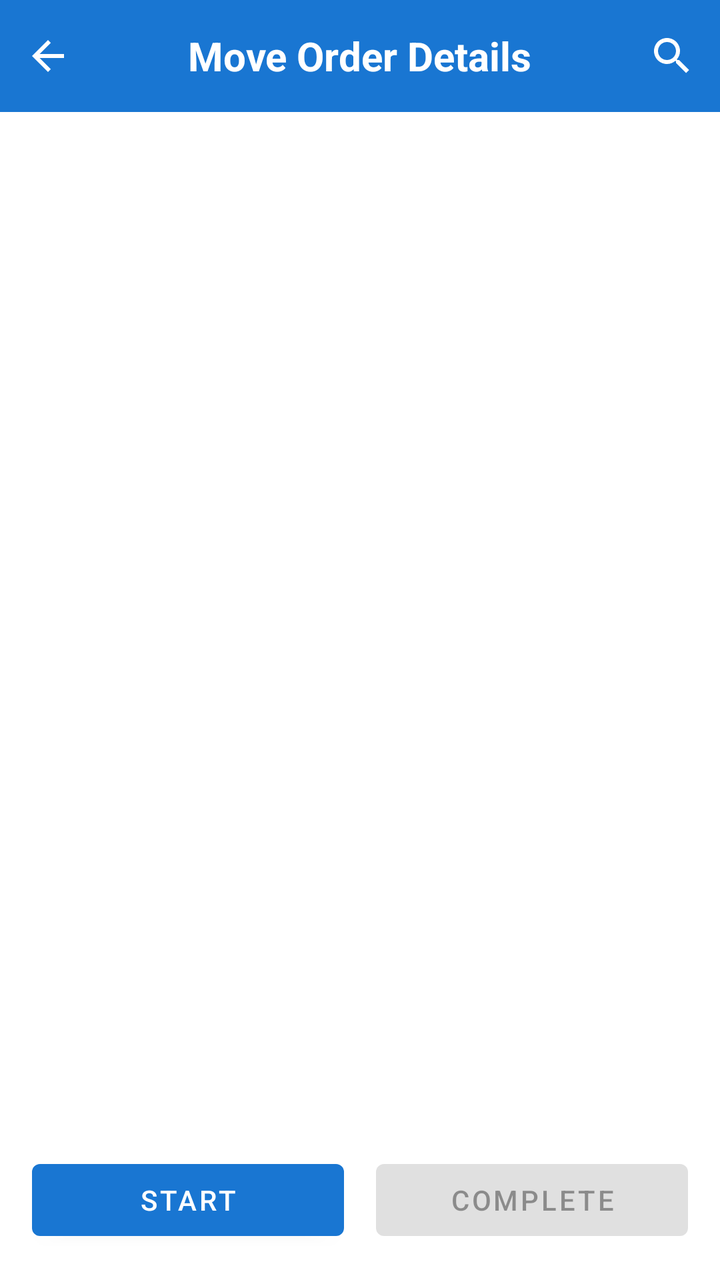
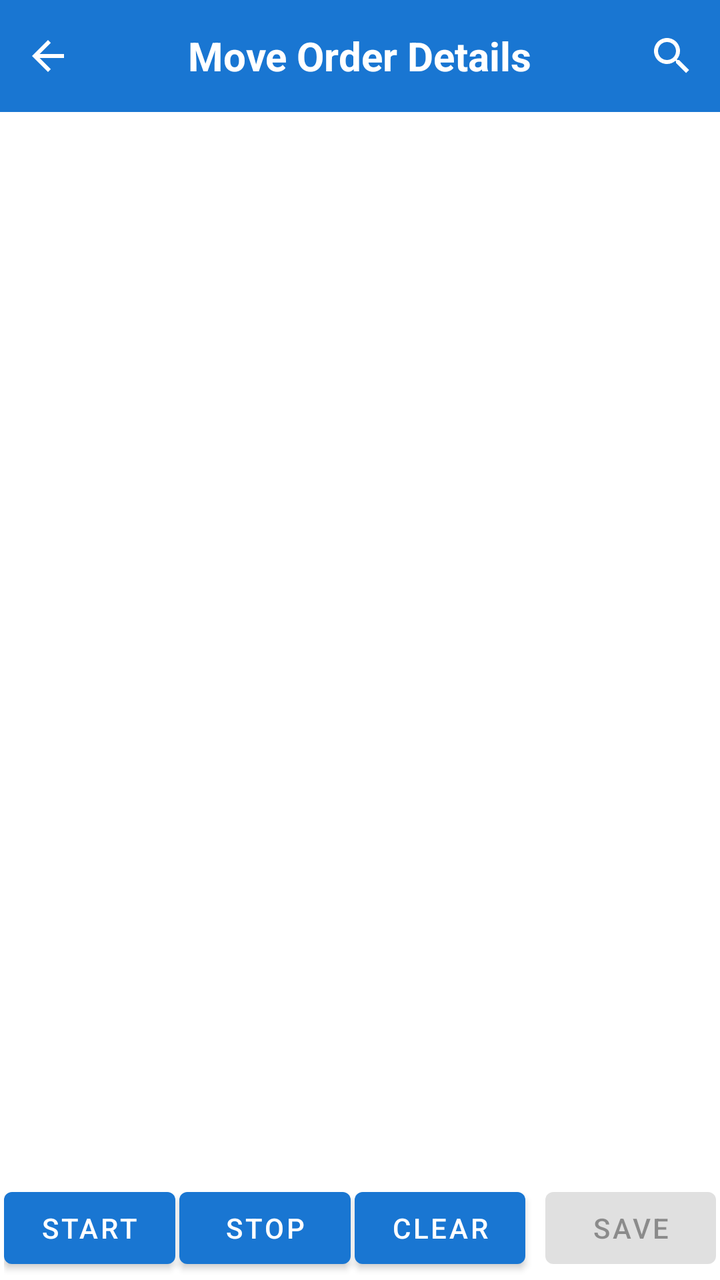

Screens rendered from an Android XML layout before and after an edit, with the pre-edit source and the edit as a unified diff.
<!-- AndroidManifest.xml: application theme AppTheme -->
<!-- res/layout/fragment_move_order_child.xml -->
<?xml version="1.0" encoding="utf-8"?>
<LinearLayout xmlns:android="http://schemas.android.com/apk/res/android"
    xmlns:app="http://schemas.android.com/apk/res-auto"
    android:layout_width="match_parent"
    android:layout_height="match_parent"
    android:orientation="vertical">

    <com.google.android.material.appbar.AppBarLayout
        android:id="@+id/appBarLayout"
        android:layout_width="match_parent"
        android:layout_height="wrap_content">

        <androidx.appcompat.widget.Toolbar
            android:id="@+id/toolbar"
            android:layout_width="match_parent"
            android:layout_height="?attr/actionBarSize"
            android:background="?attr/colorPrimary"
            app:contentInsetLeft="0dp"
            app:contentInsetStart="0dp"
            app:popupTheme="@style/ThemeOverlay.AppCompat.Light"
            app:theme="@style/ThemeOverlay.AppCompat.Dark.ActionBar">

            <FrameLayout
                android:layout_width="match_parent"
                android:layout_height="match_parent">

                <ImageView
                    android:id="@+id/ivBack"
                    android:layout_width="48dp"
                    android:layout_height="match_parent"
                    android:layout_gravity="start"
                    android:background="?attr/selectableItemBackgroundBorderless"
                    android:padding="12dp"
                    android:src="@drawable/ic_arrow_back"
                    app:tint="@android:color/white"/>

                <TextView
                    android:id="@+id/toolbar_title"
                    android:layout_width="wrap_content"
                    android:layout_height="wrap_content"
                    android:layout_gravity="center"
                    android:text="Move Order Details"
                    android:textColor="@android:color/white"
                    android:textSize="20sp"
                    android:textStyle="bold"/>

                <androidx.appcompat.widget.SearchView
                    android:id="@+id/searchView"
                    android:layout_width="wrap_content"
                    android:layout_height="match_parent"
                    android:layout_gravity="end"
                    app:iconifiedByDefault="true"
                    app:queryHint="Search item..."
                    android:theme="@style/SearchViewStyle"/>

            </FrameLayout>

        </androidx.appcompat.widget.Toolbar>

    </com.google.android.material.appbar.AppBarLayout>

    <LinearLayout
        android:layout_width="match_parent"
        android:layout_height="wrap_content"
        android:orientation="vertical"
        android:padding="16dp"
        android:background="@android:color/white">

        <TextView
            android:id="@+id/tvOrderNo"
            android:layout_width="match_parent"
            android:layout_height="wrap_content"
            android:textSize="18sp"
            android:textStyle="bold"
            android:layout_marginBottom="8dp"/>

        <TextView
            android:id="@+id/tvSourceWarehouse"
            android:layout_width="match_parent"
            android:layout_height="wrap_content"
            android:textSize="16sp"
            android:layout_marginBottom="4dp"/>

        <TextView
            android:id="@+id/tvDestinationWarehouse"
            android:layout_width="match_parent"
            android:layout_height="wrap_content"
            android:textSize="16sp"
            android:layout_marginBottom="16dp"/>

    </LinearLayout>

    <FrameLayout
        android:layout_width="match_parent"
        android:layout_height="0dp"
        android:layout_weight="1">

        <ListView
            android:id="@+id/listView"
            android:layout_width="match_parent"
            android:layout_height="match_parent"
            android:divider="@android:color/darker_gray"
            android:dividerHeight="1dp"
            android:padding="8dp"/>

        <LinearLayout
            android:id="@+id/emptyView"
            android:layout_width="match_parent"
            android:layout_height="match_parent"
            android:gravity="center"
            android:orientation="vertical"
            android:visibility="gone">

            <ImageView
                android:layout_width="64dp"
                android:layout_height="64dp"
                android:src="@drawable/ic_empty_box"
                android:alpha="0.5"/>

            <TextView
                android:layout_width="wrap_content"
                android:layout_height="wrap_content"
                android:layout_marginTop="16dp"
                android:text="No items found"
                android:textSize="16sp"/>
        </LinearLayout>

        <ProgressBar
            android:id="@+id/progressBar"
            android:layout_width="wrap_content"
            android:layout_height="wrap_content"
            android:layout_gravity="center"
            android:visibility="gone"/>

    </FrameLayout>

    <LinearLayout
        android:layout_width="match_parent"
        android:layout_height="wrap_content"
        android:orientation="horizontal"
        android:padding="16dp"
        android:background="@android:color/white">

        <Button
            android:id="@+id/btnStart"
            android:layout_width="0dp"
            android:layout_height="wrap_content"
            android:layout_weight="1"
            android:text="Start"
            android:layout_marginEnd="8dp"/>

        <Button
            android:id="@+id/btnComplete"
            android:layout_width="0dp"
            android:layout_height="wrap_content"
            android:layout_weight="1"
            android:text="Complete"
            android:enabled="false"
            android:layout_marginStart="8dp"/>

    </LinearLayout>

</LinearLayout>
<!-- resources referenced by this layout -->
<resources>
  <!-- drawable ic_arrow_back (drawable) -->
  <?xml version="1.0" encoding="utf-8"?>
  <vector xmlns:android="http://schemas.android.com/apk/res/android"
      android:width="24dp"
      android:height="24dp"
      android:viewportWidth="24"
      android:viewportHeight="24">
      <path
          android:fillColor="#FFFFFF"
          android:pathData="M20,11H7.83l5.59,-5.59L12,4l-8,8 8,8 1.41,-1.41L7.83,13H20v-2z"/>
  </vector>
  <!-- drawable ic_empty_box: png bitmap (drawable, 5607 bytes) -->
  <style name="SearchViewStyle" parent="Widget.AppCompat.SearchView">
          
          <item name="android:background">@android:color/transparent</item>
          
          <item name="android:textColor">@android:color/white</item>
          
          <item name="android:textColorHint">@android:color/white</item>
          
          <item name="android:tint">@android:color/white</item>
      </style>
  <style name="AppTheme" parent="Theme.MaterialComponents.Light.DarkActionBar">
          <item name="colorPrimary">@color/colorPrimary</item>
          <item name="colorPrimaryDark">@color/colorPrimaryDark</item>
          <item name="colorAccent">@color/colorAccent</item>
      </style>
  <color name="colorPrimary">#1976D2</color>
  <color name="colorPrimaryDark">#1565C0</color>
  <color name="colorAccent">#FFC107</color>
</resources>

<!-- the commit's change to res/layout/fragment_move_order_child.xml (unified diff, before → after) -->
@@ -90,6 +90,38 @@
 
     </LinearLayout>
 
+    <LinearLayout
+        android:id="@+id/view_readtag"
+        android:layout_width="0dp"
+        android:layout_height="0dp"
+        android:visibility="invisible">
+        <TextView
+            android:id="@+id/tv_count"
+            android:layout_width="0dp"
+            android:layout_height="0dp"
+            android:visibility="invisible"></TextView>
+        <TextView
+            android:id="@+id/tv_time"
+            android:layout_width="0dp"
+            android:layout_height="0dp"
+            android:visibility="invisible"></TextView>
+        <TextView
+            android:id="@+id/tv_total"
+            android:layout_width="0dp"
+            android:layout_height="0dp"
+            android:visibility="invisible"></TextView>
+        <EditText
+            android:id="@+id/etTime"
+            android:layout_weight="1"
+            android:layout_width="0dp"
+            android:layout_height="0dp"
+            android:hint="99999999"
+            android:inputType="numberDecimal"
+            android:maxLength="10"
+            android:singleLine="true"
+            android:visibility="invisible" />
+    </LinearLayout>
+
     <FrameLayout
         android:layout_width="match_parent"
         android:layout_height="0dp"
@@ -138,26 +170,43 @@
         android:layout_width="match_parent"
         android:layout_height="wrap_content"
         android:orientation="horizontal"
-        android:padding="16dp"
+        android:padding="2dp"
         android:background="@android:color/white">
 
         <Button
-            android:id="@+id/btnStart"
-            android:layout_width="0dp"
-            android:layout_height="wrap_content"
+            android:id="@+id/btnScanRFID"
+            android:layout_width="wrap_content"
+            android:layout_height="match_parent"
             android:layout_weight="1"
             android:text="Start"
-            android:layout_marginEnd="8dp"/>
-
-        <Button
-            android:id="@+id/btnComplete"
-            android:layout_width="0dp"
-            android:layout_height="wrap_content"
-            android:layout_weight="1"
-            android:text="Complete"
+            android:layout_marginEnd="2dp"/>
+        <Button
+            android:id="@+id/btnStop"
+            android:layout_width="wrap_content"
+            android:layout_height="wrap_content"
+            android:layout_weight="1"
+            android:text="Stop"
+            android:layout_marginEnd="2dp"/>
+        <Button
+            android:id="@+id/btnClear"
+            android:layout_width="wrap_content"
+            android:layout_height="wrap_content"
+            android:layout_weight="1"
+            android:text="Clear"
+            android:layout_marginEnd="2dp"/>
+
+
+        <Button
+            android:id="@+id/btnConfirm"
+            android:layout_width="wrap_content"
+            android:layout_height="wrap_content"
+            android:layout_weight="1"
+            android:text="Save"
             android:enabled="false"
             android:layout_marginStart="8dp"/>
 
     </LinearLayout>
 
+
+
 </LinearLayout>
